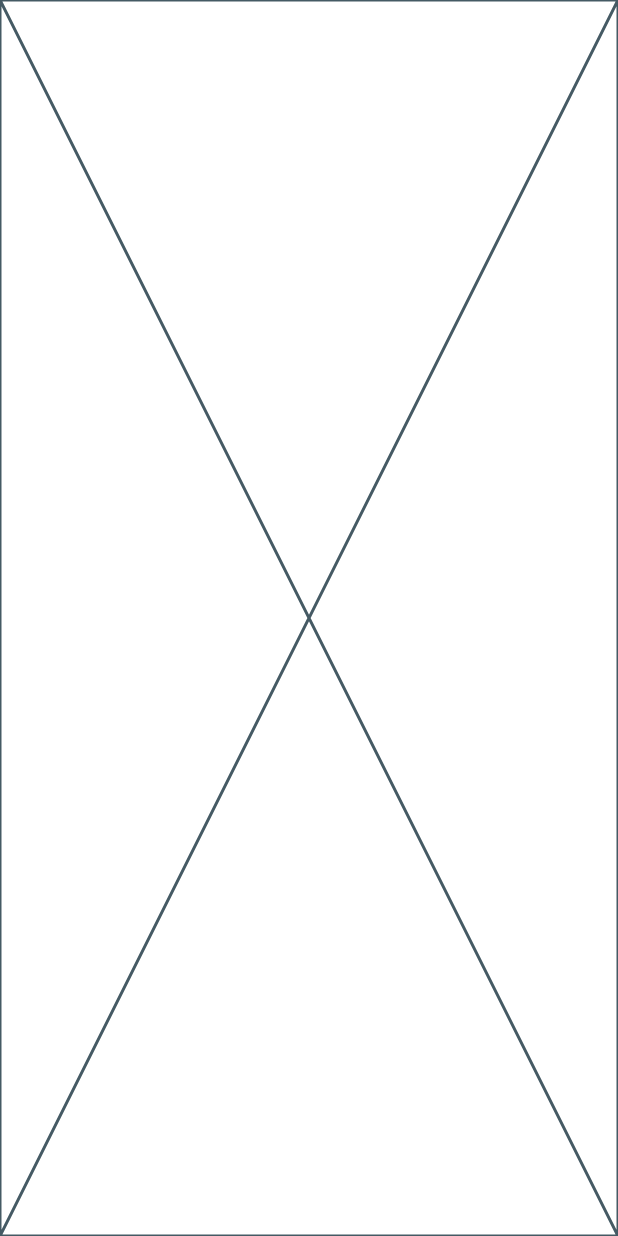
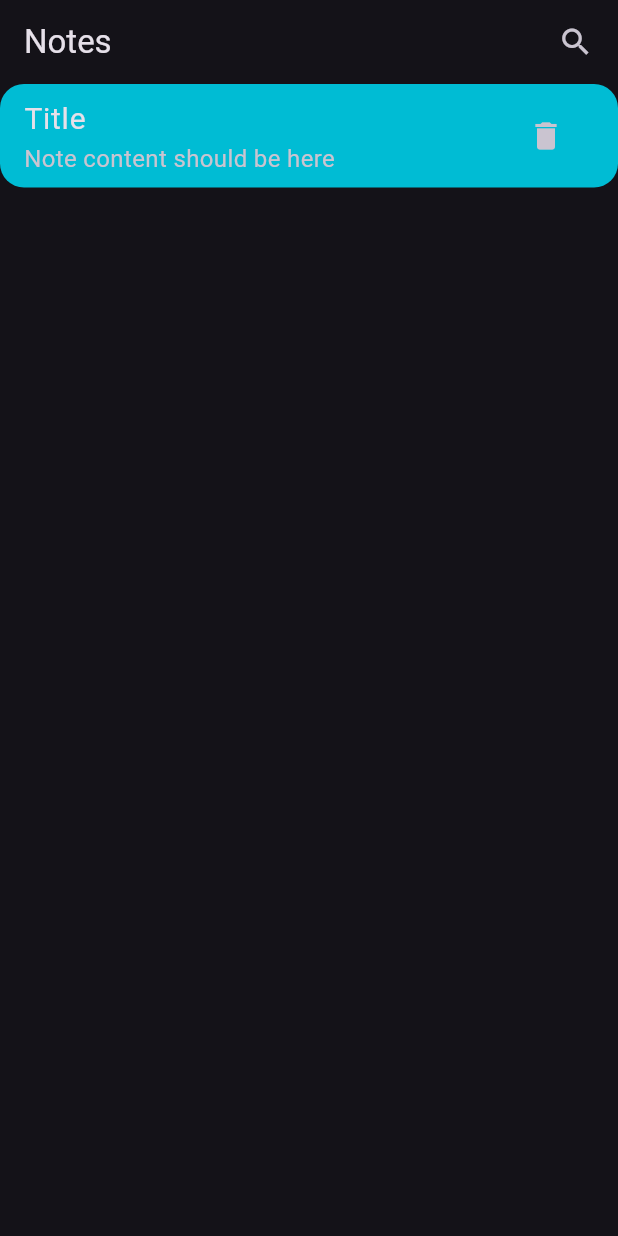
Before and after one commit to MoAce8/Notes_App, a Flutter app: the screen it shows after launch, on a phone screen of 412 x 824 dp. Run offline on Flutter 3.47's test engine with Material 3 defaults, Android fonts, the phone set to English and light mode, and no system bars.

Commit message:
create basic note item

```diff
--- a/lib/main.dart
+++ b/lib/main.dart
@@ -15,7 +15,7 @@ class MyApp extends StatelessWidget {
       title: 'Notes',
       debugShowCheckedModeBanner: false,
       theme: ThemeData(
-        colorScheme: ColorScheme.fromSeed(seedColor: Colors.deepPurple),
+        brightness: Brightness.dark,
         useMaterial3: true,
       ),
       home: const HomeScreen(),
--- a/lib/screens/home/home_screen.dart
+++ b/lib/screens/home/home_screen.dart
@@ -1,10 +1,26 @@
 import 'package:flutter/material.dart';
+import 'package:notes_app/screens/home/widgets/notes_item.dart';
+import 'package:notes_app/shared/constants.dart';
 
 class HomeScreen extends StatelessWidget {
   const HomeScreen({Key? key}) : super(key: key);
 
   @override
   Widget build(BuildContext context) {
-    return const Placeholder();
+    return Scaffold(
+      appBar: AppBar(
+        title: const Text('Notes'),
+        actions: [
+          Container(
+            padding: EdgeInsets.all(screenWidth(context) * 0.01),
+            child: IconButton(
+              onPressed: () {},
+              icon: const Icon(Icons.search),
+            ),
+          )
+        ],
+      ),
+      body: const NotesItem(),
+    );
   }
 }
--- /dev/null
+++ b/lib/screens/home/widgets/notes_item.dart
@@ -0,0 +1,31 @@
+import 'package:flutter/material.dart';
+
+class NotesItem extends StatelessWidget {
+  const NotesItem({Key? key}) : super(key: key);
+
+  @override
+  Widget build(BuildContext context) {
+    return Container(
+      decoration: BoxDecoration(
+        color: Colors.cyan,
+        borderRadius: BorderRadius.circular(16)
+      ),
+      child: ListTile(
+        title: const Text(
+          'Title',
+          style: TextStyle(
+            fontSize: 20,
+          ),
+        ),
+        subtitle: const Text(
+          'Note content should be here',
+          style: TextStyle(fontSize: 16),
+        ),
+        trailing: IconButton(
+          onPressed: () {},
+          icon: const Icon(Icons.delete),
+        ),
+      ),
+    );
+  }
+}
--- /dev/null
+++ b/lib/shared/constants.dart
@@ -0,0 +1,11 @@
+import 'package:flutter/material.dart';
+
+double screenWidth(context) {
+  return MediaQuery.of(context).size.width;
+}
+
+///////////////////////////////////////////////////////////
+
+double screenHeight(context) {
+  return MediaQuery.of(context).size.height;
+}
```
